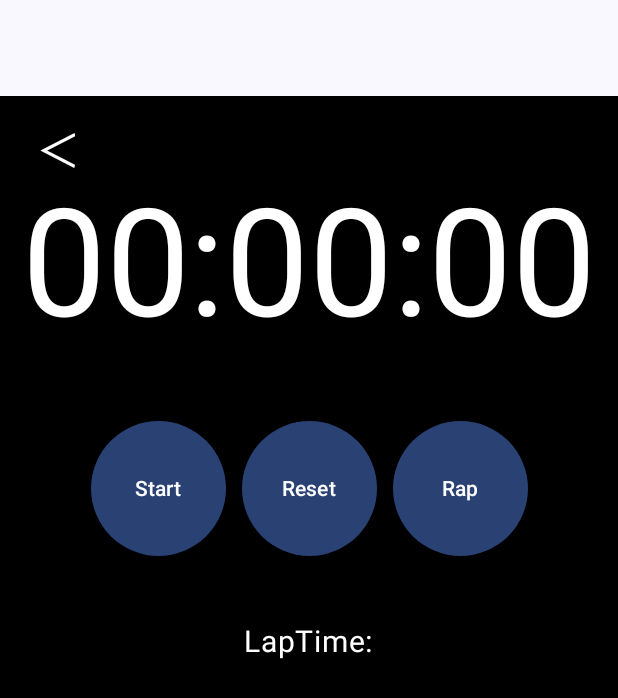
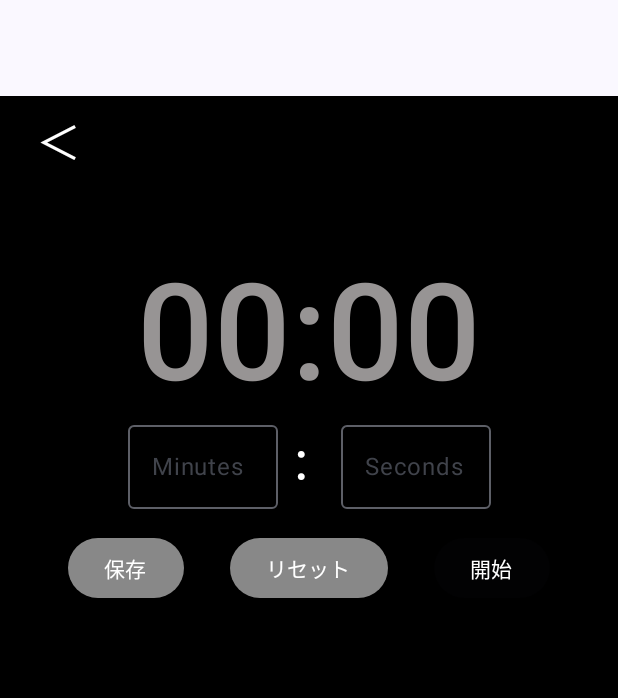
Before and after one commit to itc-s22007/Android_Step, an Android app built with Jetpack Compose: the timer screen opened through its navigation route, on a phone screen of 412 x 824 dp. Shown: the top 698 px of the screen. Run offline under Robolectric (Android 15) with nearby library versions, the phone set to English and light mode, and no system bars.

Commit message:
Timer追加したよ

```diff
--- a/app/build.gradle.kts
+++ b/app/build.gradle.kts
@@ -1,6 +1,7 @@
 plugins {
     id("com.android.application")
     id("org.jetbrains.kotlin.android")
+    id("com.google.devtools.ksp")
     kotlin("plugin.serialization")
 }
 
@@ -82,8 +83,8 @@ dependencies {
 
     // Room
     implementation("androidx.room:room-runtime:2.6.0")
+    ksp("androidx.room:room-compiler:2.6.0")
     implementation("androidx.room:room-ktx:2.6.0")
-
     // Coil
     implementation("io.coil-kt:coil-compose:2.5.0")
 
--- a/app/src/main/AndroidManifest.xml
+++ b/app/src/main/AndroidManifest.xml
@@ -4,6 +4,8 @@
 
     <uses-permission android:name="android.permission.ACTIVITY_RECOGNITION" />
     <uses-permission android:name="android.permission.INTERNET"/>
+    <uses-permission android:name="android.permission.BODY_SENSORS" />
+
 
     <application
         android:allowBackup="true"
--- a/app/src/main/java/jp/ac/it_college/std/s22007/android_step/timer/TimerScene.kt
+++ b/app/src/main/java/jp/ac/it_college/std/s22007/android_step/timer/TimerScene.kt
@@ -1,79 +1,70 @@
 package jp.ac.it_college.std.s22007.android_step.timer
 
-import android.annotation.SuppressLint
+import android.media.MediaPlayer
 import androidx.compose.foundation.background
 import androidx.compose.foundation.layout.Arrangement
 import androidx.compose.foundation.layout.Column
 import androidx.compose.foundation.layout.Row
-import androidx.compose.foundation.layout.Spacer
 import androidx.compose.foundation.layout.fillMaxSize
-import androidx.compose.foundation.layout.fillMaxWidth
-import androidx.compose.foundation.layout.height
 import androidx.compose.foundation.layout.padding
 import androidx.compose.foundation.layout.size
 import androidx.compose.foundation.layout.width
-import androidx.compose.foundation.lazy.LazyColumn
 import androidx.compose.foundation.rememberScrollState
+import androidx.compose.foundation.text.KeyboardActions
+import androidx.compose.foundation.text.KeyboardOptions
 import androidx.compose.foundation.verticalScroll
 import androidx.compose.material3.Button
 import androidx.compose.material3.ButtonDefaults
 import androidx.compose.material3.MaterialTheme
+import androidx.compose.material3.OutlinedTextField
 import androidx.compose.material3.Surface
 import androidx.compose.material3.Text
 import androidx.compose.runtime.Composable
 import androidx.compose.runtime.LaunchedEffect
 import androidx.compose.runtime.getValue
-import androidx.compose.runtime.mutableLongStateOf
 import androidx.compose.runtime.mutableStateOf
 import androidx.compose.runtime.remember
 import androidx.compose.runtime.setValue
 import androidx.compose.ui.Alignment
 import androidx.compose.ui.Modifier
 import androidx.compose.ui.graphics.Color
+import androidx.compose.ui.text.TextRange
+import androidx.compose.ui.text.font.FontWeight
+import androidx.compose.ui.text.input.ImeAction
+import androidx.compose.ui.text.input.KeyboardType
+import androidx.compose.ui.text.input.TextFieldValue
 import androidx.compose.ui.tooling.preview.Preview
 import androidx.compose.ui.unit.dp
 import androidx.compose.ui.unit.sp
 import jp.ac.it_college.std.s22007.android_step.ui.theme.Android_StepTheme
-import kotlinx.coroutines.GlobalScope
 import kotlinx.coroutines.delay
-import kotlinx.coroutines.launch
-import java.util.concurrent.TimeUnit
+import java.time.Duration
 
-@SuppressLint("MutableCollectionMutableState")
 @Composable
 fun TimerScene(
     modifier: Modifier,
-    onClickHomeButton: () -> Unit = {}
+    onClickStopButton: () -> Unit = {}
 ) {
-    var isRunning by remember { mutableStateOf(false) }
-    var elapsedTime by remember { mutableLongStateOf(0L) }
-    val laps by remember { mutableStateOf(mutableListOf<Long>()) }
-    val lapList by remember { mutableStateOf(emptyList<Long>()) }
+    var selectedMinutes by remember { mutableStateOf(0) }
+    var selectedSeconds by remember { mutableStateOf(0) }
+    val mediaPlayer: MediaPlayer? by remember { mutableStateOf(null) }
+    var countDownDuration by remember { mutableStateOf(Duration.ZERO) }
+    var isTimerRunning by remember { mutableStateOf(false) }
+    val minutesTextFieldState = remember { mutableStateOf(TextFieldValue("")) }
+    val secondsTextFieldState = remember { mutableStateOf(TextFieldValue("")) }
+    val savedTimes = remember { mutableStateOf(listOf<Pair<Int, Int>>()) }
 
     Surface(modifier, color = Color.Black) {
-        LaunchedEffect(isRunning) {
-            while (true) {
-                if (isRunning) {
-                    delay(10)
-                    elapsedTime += 10L
-                } else {
-                    break
-                }
-            }
-        }
         Column {
             Button(
-                onClick = onClickHomeButton,
+                onClick = onClickStopButton,
+                colors = ButtonDefaults.buttonColors(Color.Transparent),
                 modifier = Modifier
-                    .height(70.dp)
-                    .width(50.dp)
-                    .padding(horizontal = 0.dp),
-                colors = ButtonDefaults.buttonColors(Color.Transparent)
             ) {
                 Text(
-                    text = "＜",
-                    color = Color.White,
-                    fontSize = 30.sp
+                    "＜",
+                    fontSize = 30.sp,
+                    color = Color.White
                 )
             }
         }
@@ -82,61 +73,119 @@ fun TimerScene(
             verticalArrangement = Arrangement.Center,
             modifier = Modifier.fillMaxSize()
         ) {
+            val minutes = countDownDuration.toMinutes()
+            val seconds = (countDownDuration.toMillis() / 1000) - (minutes * 60)
+
             Text(
-                text = formatTime(elapsedTime),
-                style = MaterialTheme.typography.displayLarge,
-                color = Color.White,
-                fontSize = 100.sp
+                text = "${if (minutes < 10) "0" else ""}$minutes:${if (seconds < 10) "0" else ""}$seconds",
+                style = MaterialTheme.typography.displayMedium,
+                color = Color(0xff979494),
+                fontWeight = FontWeight.Medium,
+                fontSize = 90.sp
             )
-            Spacer(modifier = Modifier.height(20.dp))
-            Row(
-                horizontalArrangement = Arrangement.Center,
-                modifier = Modifier
-                    .fillMaxWidth()
-                    .padding(20.dp)
-            ) {
+            Row(verticalAlignment = Alignment.CenterVertically) {
+                OutlinedTextField(
+                    value = minutesTextFieldState.value,
+                    onValueChange = {
+                        val newValue = it.text.toIntOrNull() ?: 0
+                        selectedMinutes = newValue.coerceIn(0, 99)
+                        minutesTextFieldState.value = TextFieldValue(selectedMinutes.toString())
+                    },
+                    label = { Text("Minutes") },
+                    keyboardOptions = KeyboardOptions(
+                        keyboardType = KeyboardType.Number,
+                        imeAction = ImeAction.Done,
+                    ),
+                    keyboardActions = KeyboardActions(
+                        onDone = {
+
+                        }
+                    ),
+                    textStyle = androidx.compose.ui.text.TextStyle(color = Color.White),
+                    modifier = Modifier
+                        .padding(end = 8.dp)
+                        .width(100.dp)
+                )
+                Text("：", color = Color.White, fontSize = 30.sp)
+                OutlinedTextField(
+                    value = secondsTextFieldState.value,
+                    onValueChange = {
+                        val newValue = it.text.toIntOrNull() ?: 0
+                        selectedSeconds = newValue.coerceIn(0, 59)
+                        secondsTextFieldState.value = TextFieldValue(selectedSeconds.toString())
+                    },
+                    label = { Text("Seconds") },
+                    keyboardOptions = KeyboardOptions(
+                        keyboardType = KeyboardType.Number,
+                        imeAction = ImeAction.Done
+                    ),
+                    keyboardActions = KeyboardActions(
+                        onDone = {
+                        }
+                    ),
+                    textStyle = androidx.compose.ui.text.TextStyle(color = Color.White),
+                    modifier = Modifier
+                        .padding(start = 3.dp)
+                        .width(100.dp)
+                )
+            }
+            Row {
                 Button(
-                    onClick = { isRunning = !isRunning }, modifier = Modifier
-                        .padding(5.dp)
-                        .size(90.dp)
+                    onClick = {
+                        savedTimes.value = savedTimes.value + Pair(selectedMinutes, selectedSeconds)
+                    },
+                    modifier = Modifier.padding(15.dp),
+                    colors = ButtonDefaults.buttonColors(Color.Gray)
                 ) {
-                    Text(if (isRunning) "Stop" else "Start")
+                    Text("保存", color = Color.White)
                 }
                 Button(
                     onClick = {
-                        if (!isRunning) {
-                            elapsedTime = 0
-                            laps.clear()
+                        if (isTimerRunning) {
+                            // タイマーが動作中の場合はタイマーをリセットする
+                            countDownDuration = Duration.ZERO
+                            isTimerRunning = false // タイマーが停止状態にする
+                        } else {
+                            // タイマーが停止している場合は保存した時間をリセットする
+                            savedTimes.value = emptyList()
                         }
                     },
-                    modifier = Modifier
-                        .padding(5.dp)
-                        .size(90.dp)
+                    modifier = Modifier.padding(15.dp),
+                    colors = ButtonDefaults.buttonColors(Color.Gray)
                 ) {
-                    Text("Reset")
+                    Text("リセット", color = Color.White)
                 }
                 Button(
                     onClick = {
-                        if (isRunning) {
-                            laps.add(elapsedTime)
+                        isTimerRunning = !isTimerRunning
+                    },
+                    modifier = Modifier.padding(15.dp),
+                    colors = ButtonDefaults.buttonColors(Color.Gray),
+                    enabled = savedTimes.value.isNotEmpty()
+                ) {
+                    Text(if (isTimerRunning) "ストップ" else "開始", color = Color.White)
+                }
+                LaunchedEffect(isTimerRunning) {
+                    if (isTimerRunning) {
+                        for (time in savedTimes.value) {
+                            selectedMinutes = time.first
+                            selectedSeconds = time.second
+                            countDownDuration = Duration.ofMinutes(selectedMinutes.toLong())
+                                .plusSeconds(selectedSeconds.toLong())
+                            while (isTimerRunning && countDownDuration.toMillis() > 0) {
+                                delay(1000)
+                                countDownDuration = countDownDuration.minusMillis(1000)
+                            }
+                            if (countDownDuration.toMillis() <= 0) {
+                                mediaPlayer?.start()
+                            }
                         }
-                    },
-                    modifier = Modifier
-                        .padding(5.dp)
-                        .size(90.dp)
-                ) {
-                    Text("Rap")
+                    }
                 }
+
             }
-
-            Spacer(modifier = Modifier.height(20.dp))
-
             val state = rememberScrollState()
             LaunchedEffect(Unit) { state.animateScrollTo(100) }
-
-            Text("LapTime:", color = Color.White, fontSize = 20.sp)
-
-            Spacer(modifier = Modifier.height(30.dp))
             Column(
                 verticalArrangement = Arrangement.Center,
                 modifier = Modifier
@@ -145,55 +194,22 @@ fun TimerScene(
                     .padding(horizontal = 60.dp)
                     .verticalScroll(state)
             ) {
-                repeat(1) {
-                    if (laps.isNotEmpty()) {
-                        Spacer(modifier = Modifier.height(20.dp))
-                        Column(
-                            horizontalAlignment = Alignment.Start,
-                        ) {
-                            laps.forEachIndexed { index, lapTime ->
-                                Text(
-                                    "$index: ${formatTime(lapTime)}",
-                                    color = Color.White,
-                                    fontSize = 30.sp,
-                                )
-                            }
-                        }
-                    }
-                }
-            }
-
-            if (lapList.isNotEmpty()) {
-                Spacer(modifier = Modifier.height(20.dp))
-                LazyColumn{
-                    items(lapList.size) { index ->
-                        Text("$index: ${formatTime(lapList[index])}", color = Color.White)
-                    }
-                }
-            }
-            LaunchedEffect(Unit){
-                while (true){
-                    delay(1000)
-                    if (isRunning) elapsedTime += 1000L
-                    else break
+                savedTimes.value.reversed().forEachIndexed { index, time ->
+                    Text(
+                        "${index + 1} : ${time.first} 分 ${time.second} 秒",
+                        color = Color.White,
+                        fontSize = 30.sp
+                    )
                 }
             }
         }
     }
 }
 
-@Composable
-fun formatTime(millis: Long): String {
-    val minutes = TimeUnit.MILLISECONDS.toMinutes(millis) % 60
-    val seconds = TimeUnit.MILLISECONDS.toSeconds(millis) % 60
-    val milliseconds = millis % 1000 / 10
-    return String.format("%02d:%02d:%02d", minutes, seconds, milliseconds)
-}
 @Preview
 @Composable
 private fun TimerScenePreview() {
     Android_StepTheme {
-        TimerScene(Modifier.fillMaxSize()) {
-        }
+        TimerScene(Modifier.fillMaxSize())
     }
 }
--- a/build.gradle.kts
+++ b/build.gradle.kts
@@ -2,5 +2,6 @@
 plugins {
     id("com.android.application") version "8.1.2" apply false
     id("org.jetbrains.kotlin.android") version "1.8.10" apply false
+    id("com.google.devtools.ksp") version "1.9.0-1.0.13" apply false
     kotlin("plugin.serialization") version "1.9.0" apply false
 }
```
Also changed, not shown: app/src/main/java/jp/ac/it_college/std/s22007/android_step/MainActivity.kt (+32 -5 lines), app/src/main/java/jp/ac/it_college/std/s22007/android_step/stopwatch/Stopwatch.kt (added, +216 -0 lines).
